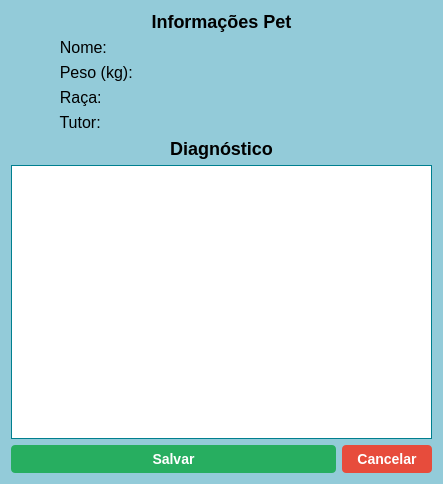
First picture: the form in tela_diagnostico.ui, repository mateuszinum/Projeto-Clinica-Veterinaria, before the edit.
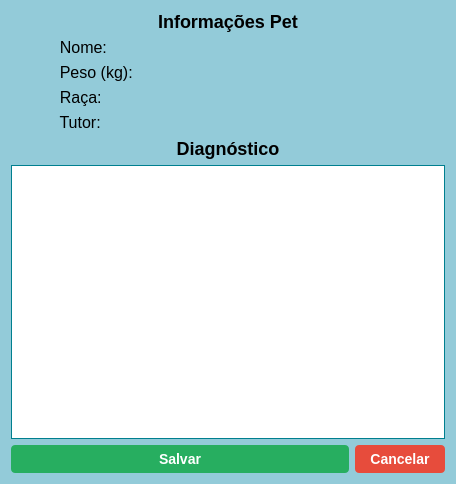
Second picture: the form after the edit.

The edit to the form file:
```diff
--- a/tela_diagnostico.ui
+++ b/tela_diagnostico.ui
@@ -6,7 +6,7 @@
    <rect>
     <x>0</x>
     <y>0</y>
-    <width>443</width>
+    <width>456</width>
     <height>484</height>
    </rect>
   </property>
```
